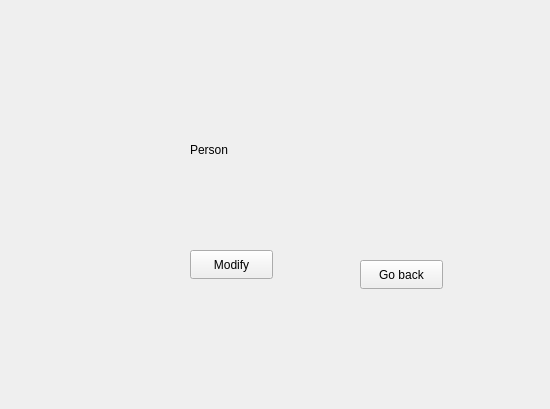
First picture: the form in FilmManager/personviewwidget.ui, repository Zachaly/Jipp_Projekt_ZS_NS, before the edit.
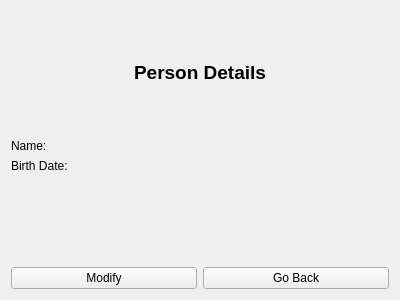
Second picture: the form after the edit.

The edit to the form file:
```diff
--- a/FilmManager/personviewwidget.ui
+++ b/FilmManager/personviewwidget.ui
@@ -6,52 +6,81 @@
    <rect>
     <x>0</x>
     <y>0</y>
-    <width>550</width>
-    <height>409</height>
+    <width>400</width>
+    <height>300</height>
    </rect>
   </property>
   <property name="windowTitle">
    <string>Form</string>
   </property>
-  <widget class="QLabel" name="label">
-   <property name="geometry">
-    <rect>
-     <x>190</x>
-     <y>140</y>
-     <width>63</width>
-     <height>20</height>
-    </rect>
-   </property>
+  <layout class="QVBoxLayout" name="verticalLayout">
+   <item>
+    <widget class="QLabel" name="titleLabel">
+     <property name="text">
+      <string>Person Details</string>
+     </property>
+     <property name="alignment">
+      <set>Qt::AlignCenter</set>
+     </property>
+     <property name="font">
+      <font>
+       <pointsize>14</pointsize>
+       <bold>true</bold>
+      </font>
+     </property>
+    </widget>
+   </item>
+   <item>
+    <layout class="QFormLayout" name="formLayout">
+     <item row="0" column="0">
+      <widget class="QLabel" name="nameLabel">
    <property name="text">
-    <string>Person</string>
-   </property>
-  </widget>
-  <widget class="QPushButton" name="modifyPersonButton">
-   <property name="geometry">
-    <rect>
-     <x>190</x>
-     <y>250</y>
-     <width>83</width>
-     <height>29</height>
-    </rect>
-   </property>
+        <string>Name:</string>
+       </property>
+      </widget>
+     </item>
+     <item row="0" column="1">
+      <widget class="QLabel" name="personNameLabel">
+       <property name="text">
+        <string/>
+       </property>
+      </widget>
+     </item>
+     <item row="1" column="0">
+      <widget class="QLabel" name="birthDateTextLabel">
+       <property name="text">
+        <string>Birth Date:</string>
+       </property>
+      </widget>
+     </item>
+     <item row="1" column="1">
+      <widget class="QLabel" name="birthDateLabel">
+       <property name="text">
+        <string/>
+       </property>
+      </widget>
+     </item>
+    </layout>
+   </item>
+   <item>
+    <layout class="QHBoxLayout" name="buttonLayout">
+     <item>
+      <widget class="QPushButton" name="modifyButton">
    <property name="text">
     <string>Modify</string>
    </property>
   </widget>
+     </item>
+     <item>
   <widget class="QPushButton" name="goBackButton">
-   <property name="geometry">
-    <rect>
-     <x>360</x>
-     <y>260</y>
-     <width>83</width>
-     <height>29</height>
-    </rect>
-   </property>
    <property name="text">
-    <string>Go back</string>
-   </property>
-  </widget>
+        <string>Go Back</string>
+       </property>
+      </widget>
+     </item>
+    </layout>
+   </item>
+  </layout>
  </widget>
  <resources/>
  <connections/>
```
Left out of the diff: 2 changed lines with no effect on the pictures. Lines whose indentation alone changed are shown as unchanged.
